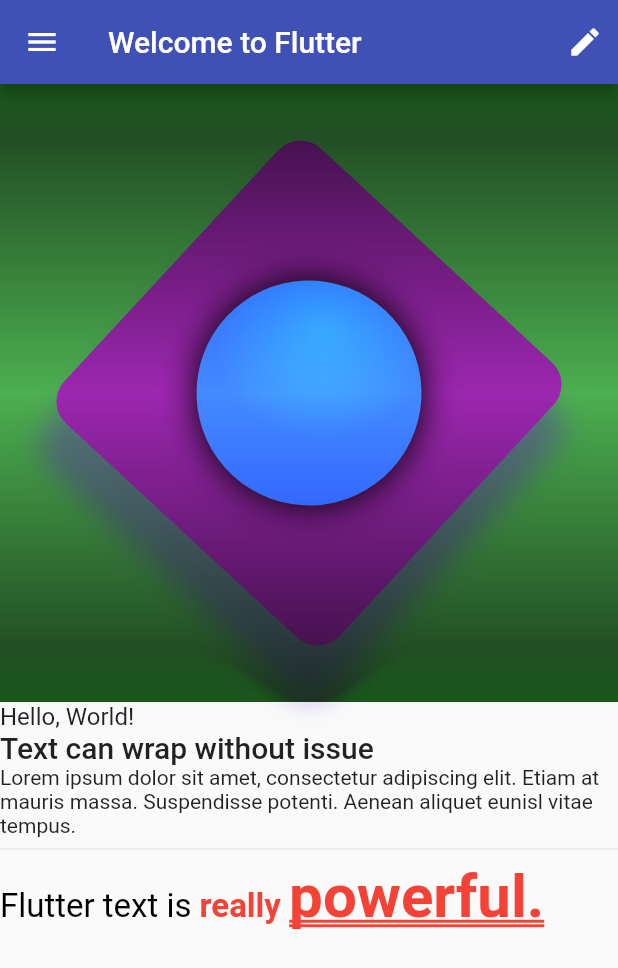
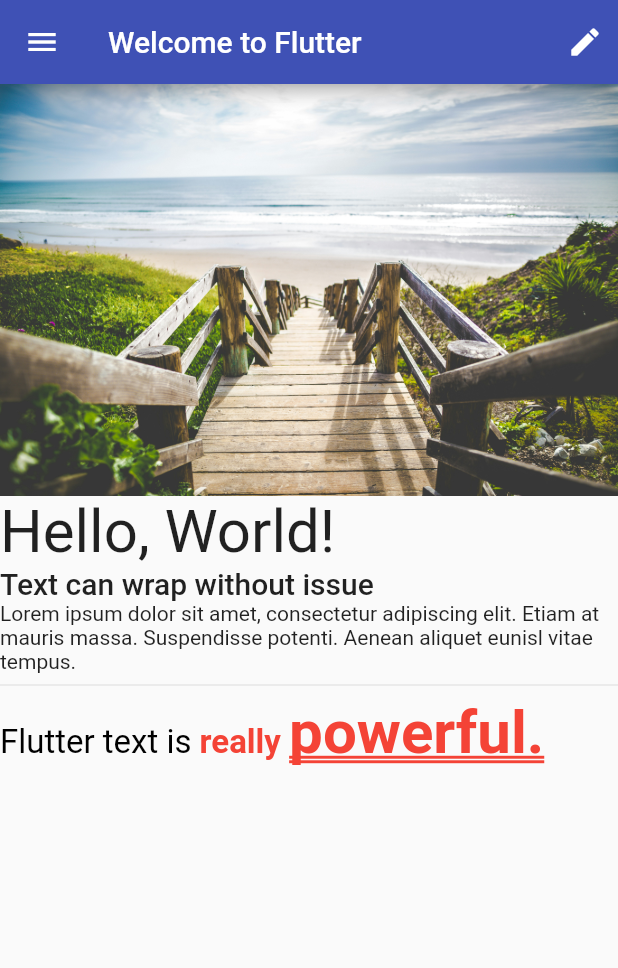
Before and after one commit to alvicaranzo/flutter_layout, a Flutter app: the screen it shows after launch, on a phone screen of 412 x 824 dp. Shown: the top 968 px of the screen. Run offline on Flutter 3.47's test engine with Material 2 defaults, Android fonts, the phone set to English and light mode, and no system bars; Roboto replaces fonts that are missing (LeckerliOne).

Commit message:
Importing fonts and images into your app

```diff
--- a/lib/basic_screen.dart
+++ b/lib/basic_screen.dart
@@ -19,12 +19,13 @@ class BasicScreen extends StatelessWidget {
         ],
       ),
       body: Column(
-        children: const [
-          AspectRatio(
-            aspectRatio: 1.0,
-            child: ImmutableWidget(),
-          ),
-          TextLayout(),
+        crossAxisAlignment: CrossAxisAlignment.start,
+        children: [
+          Semantics(
+              image: true,
+              label: 'A beautiful beach',
+              child: Image.asset('assets/beach.jpg')),
+          const TextLayout(),
         ],
       ),
       drawer: Drawer(
--- a/lib/text_layout.dart
+++ b/lib/text_layout.dart
@@ -1,4 +1,5 @@
 import 'package:flutter/material.dart';
+//import 'package:google_fonts/google_fonts.dart';
 
 class TextLayout extends StatelessWidget {
   const TextLayout({super.key});
@@ -10,7 +11,8 @@ class TextLayout extends StatelessWidget {
       children: [
         const Text(
           'Hello, World!',
-          style: TextStyle(fontSize: 16),
+          //style: TextStyle(fontSize: 22, fontWeight: FontWeight.bold),
+          style: TextStyle(fontFamily: 'LeckerliOne', fontSize: 40),
         ),
         Text(
           'Text can wrap without issue',
```
Also changed, not shown: pubspec.yaml (+5 -4 lines), assets/beach.jpg (added), pubspec.lock, 1 other file.
